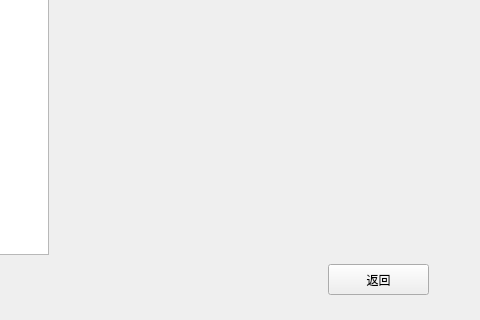
Qt form statisticaltable.ui (ZhangFirst1/Orderer) before a commit; both pictures show x 282 to 762 and y 266 to 586 of the 762 by 586 pixel window.
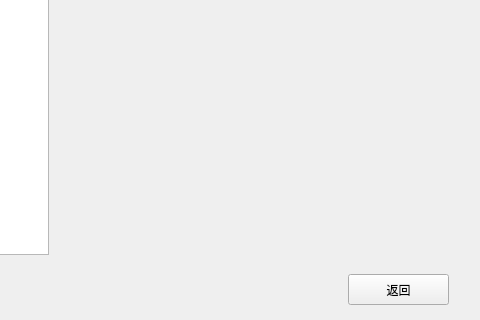
The same form after that commit.

```diff
--- a/statisticaltable.ui
+++ b/statisticaltable.ui
@@ -34,8 +34,8 @@
   <widget class="QPushButton" name="backButton">
    <property name="geometry">
     <rect>
-     <x>610</x>
-     <y>530</y>
+     <x>630</x>
+     <y>540</y>
      <width>101</width>
      <height>31</height>
     </rect>
```
Left out of the diff: 10 changed lines with no effect on the pictures.
